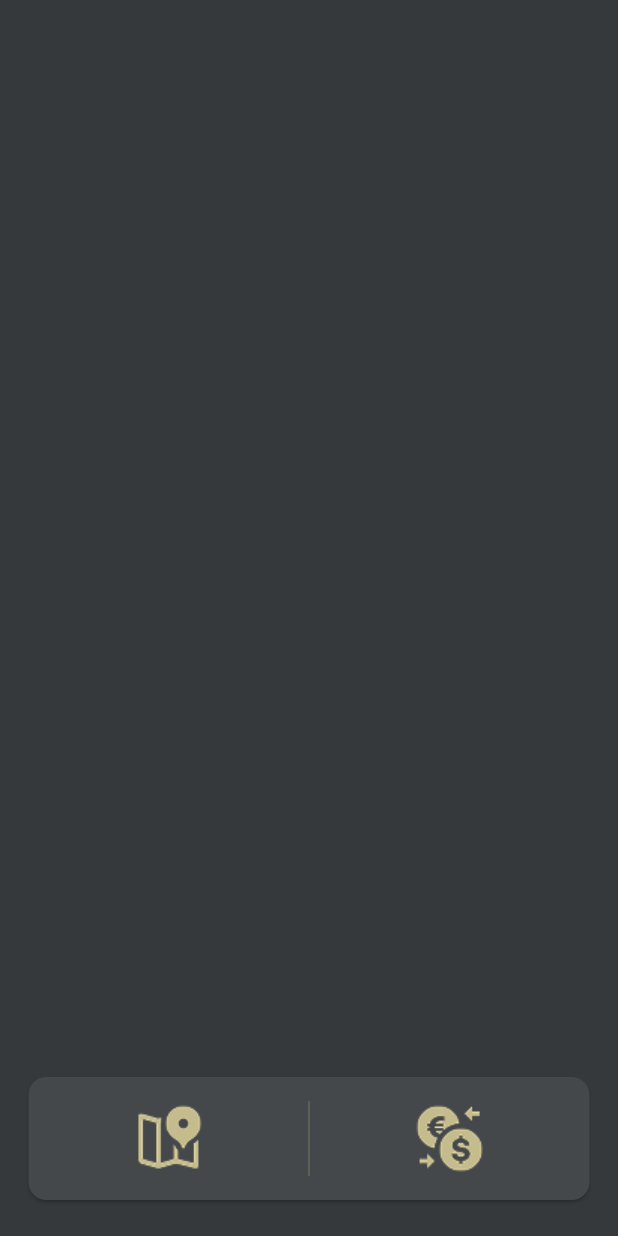
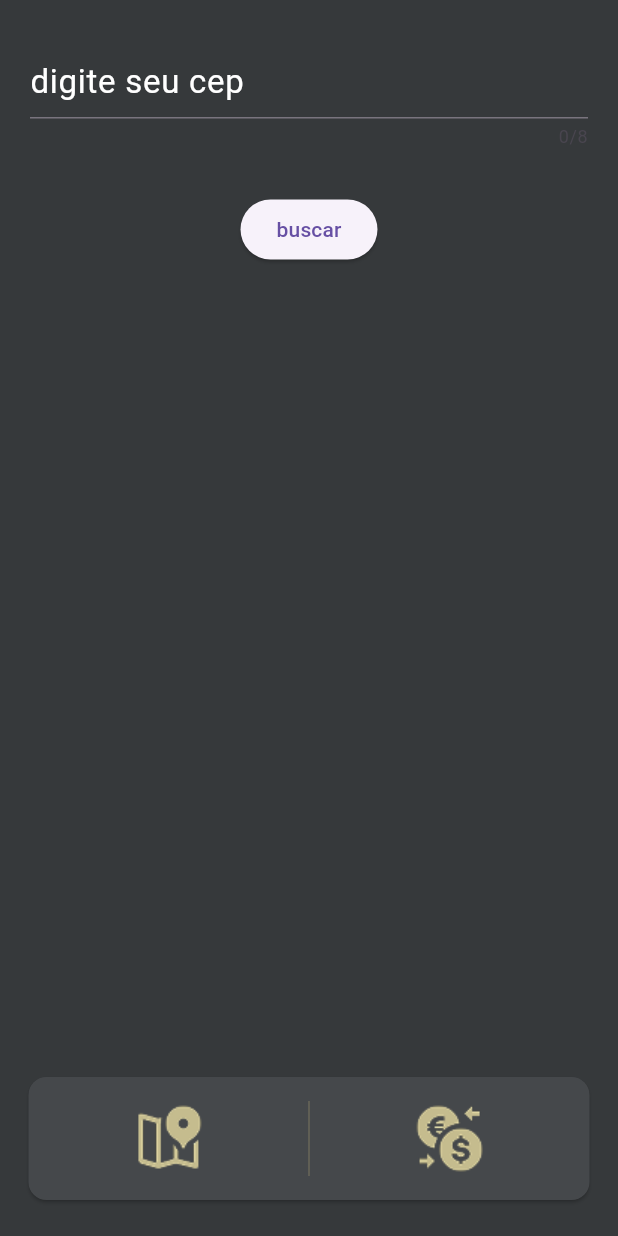
Before and after one commit to CCodeKey/cep_convert, a Flutter app: the screen it shows after launch, on a phone screen of 412 x 824 dp. Run offline on Flutter 3.47's test engine with Material 3 defaults, Android fonts, the phone set to English and light mode, and no system bars.

Commit message:
feat: buscar cep via get

```diff
--- a/lib/pages/cep.dart
+++ b/lib/pages/cep.dart
@@ -1,6 +1,11 @@
+import 'dart:convert';
+
 import 'package:flutter/material.dart';
+import 'package:flutter/services.dart';
 import 'package:mult_app/COMOM/bottomBar.dart';
 import '../COMOM/cores.dart';
+import 'package:http/http.dart' as http;
+// import 'dart:convert';
 
 class CepPage extends StatefulWidget {
   const CepPage({super.key});
@@ -10,13 +15,63 @@ class CepPage extends StatefulWidget {
 }
 
 class _CepPageState extends State<CepPage> {
-  // List<Widget> lista = [];
+  TextEditingController _cepController = TextEditingController();
+
   @override
   Widget build(BuildContext context) {
     return Scaffold(
       backgroundColor: Cores.cor1,
 
+      body: Column(
+        children: [
+          Container(
+            padding: EdgeInsets.only(left: 20,top: 30,right: 20, bottom: 30),
+            child: TextField(
+              controller: _cepController,
+              keyboardType: TextInputType.numberWithOptions(),
+              maxLength: 8,
+              maxLengthEnforcement: MaxLengthEnforcement.enforced,
+
+              decoration: InputDecoration(
+                hintText: "digite seu cep",
+                hintStyle: TextStyle(
+                  color: Colors.white,
+                  fontSize: 22,
+                )
+              ),
+            style: TextStyle(
+                  color: Colors.white,
+                  fontSize: 22,
+                ),
+            ),
+
+          ),
+
+          ElevatedButton(onPressed: (){
+            setState(() {
+              buscarCep(_cepController.text);
+            });
+          }, child: Text("buscar")),
+
+
+        ],
+      ),
+
       bottomNavigationBar: CustomBottomBar(),
     );
   }
+
+
+  Future buscarCep(cep) async {
+    var dados;
+    var url = Uri.parse("https://viacep.com.br/ws/$cep/json/");
+    final response = await http.get(url);
+    if(response.statusCode == 200){
+      dados = jsonDecode(response.body);
+    } else {
+      dados = "cep inválido";
+    }
+    return response;
+  }
+
 }
--- a/pubspec.yaml
+++ b/pubspec.yaml
@@ -28,6 +28,7 @@ environment:
 # the latest version available on pub.dev. To see which dependencies have newer
 # versions available, run `flutter pub outdated`.
 dependencies:
+  http: ^0.13.6
   flutter:
     sdk: flutter
 
```
Also changed, not shown: pubspec.lock, 2 other files.
